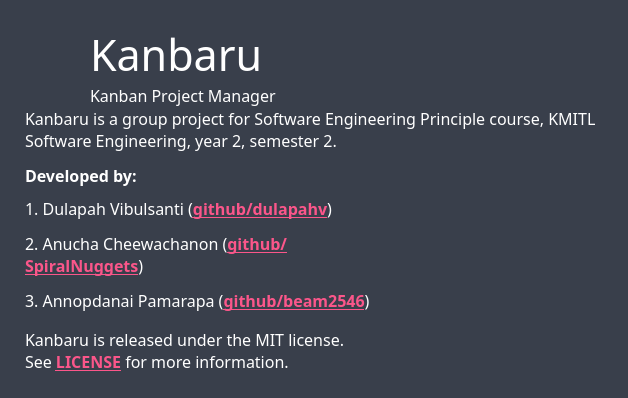
Old version of the form src/eisenban/ui/about.ui in the repository clockworksspheres/eisenban.
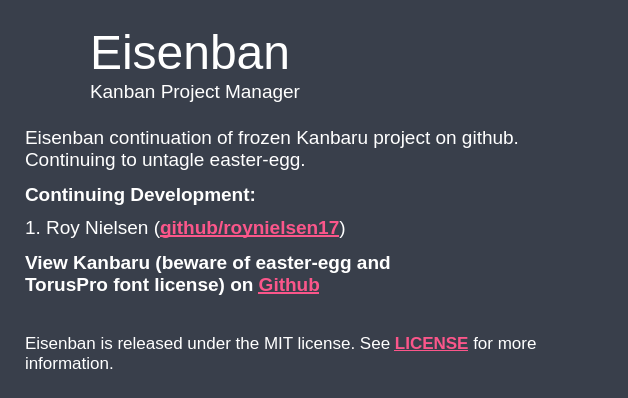
New version of the form. Icons and pictures are not drawn.

```diff
--- a/src/eisenban/ui/about.ui
+++ b/src/eisenban/ui/about.ui
@@ -85,15 +85,15 @@
          <widget class="QLabel" name="label_title">
           <property name="font">
            <font>
-            <family>Torus Pro</family>
-            <pointsize>32</pointsize>
+            <family>Arimo</family>
+            <pointsize>36</pointsize>
            </font>
           </property>
           <property name="styleSheet">
            <string notr="true">color: #ffffff</string>
           </property>
           <property name="text">
-           <string>Kanbaru</string>
+           <string>Eisenban</string>
           </property>
          </widget>
         </item>
@@ -101,8 +101,8 @@
          <widget class="QLabel" name="label_sub_title">
           <property name="font">
            <font>
-            <family>Torus Pro</family>
-            <pointsize>12</pointsize>
+            <family>Arimo</family>
+            <pointsize>14</pointsize>
            </font>
           </property>
           <property name="styleSheet">
@@ -137,15 +137,15 @@
      <widget class="QLabel" name="label_description">
       <property name="font">
        <font>
-        <family>Torus Pro</family>
-        <pointsize>12</pointsize>
+        <family>Arimo</family>
+        <pointsize>14</pointsize>
        </font>
       </property>
       <property name="styleSheet">
        <string notr="true">color: #ffffff</string>
       </property>
       <property name="text">
-       <string>&lt;html&gt;&lt;head/&gt;&lt;body&gt;&lt;p&gt;Kanbaru is a group project for Software Engineering Principle course, KMITL Software Engineering, year 2, semester 2.&lt;/p&gt;&lt;p&gt;&lt;span style=&quot; font-weight:700;&quot;&gt;Developed by:&lt;/span&gt;&lt;/p&gt;&lt;/body&gt;&lt;/html&gt;</string>
+       <string>&lt;html&gt;&lt;head/&gt;&lt;body&gt;&lt;p&gt;Eisenban continuation of frozen Kanbaru project on github. Continuing to untagle easter-egg.&lt;/p&gt;&lt;p&gt;&lt;span style=&quot; font-weight:700;&quot;&gt;Continuing Development:&lt;/span&gt;&lt;/p&gt;&lt;/body&gt;&lt;/html&gt;</string>
       </property>
       <property name="wordWrap">
        <bool>true</bool>
@@ -181,15 +181,15 @@
       </property>
       <property name="font">
        <font>
-        <family>Torus Pro</family>
-        <pointsize>12</pointsize>
+        <family>Arimo</family>
+        <pointsize>14</pointsize>
        </font>
       </property>
       <property name="styleSheet">
        <string notr="true">color: #ffffff</string>
       </property>
       <property name="text">
-       <string>&lt;html&gt;&lt;head/&gt;&lt;body&gt;&lt;p&gt;1. Dulapah Vibulsanti (&lt;a href=&quot;https://github.com/dulapahv&quot;&gt;&lt;span style=&quot; font-weight:700; text-decoration: underline; color:#fb568a;&quot;&gt;github/dulapahv&lt;/span&gt;&lt;/a&gt;)&lt;/p&gt;&lt;p&gt;2. Anucha Cheewachanon (&lt;a href=&quot;https://github.com/SpiralNuggets&quot;&gt;&lt;span style=&quot; font-weight:700; text-decoration: underline; color:#fb568a;&quot;&gt;github/SpiralNuggets&lt;/span&gt;&lt;/a&gt;)&lt;/p&gt;&lt;p&gt;3. Annopdanai Pamarapa (&lt;a href=&quot;https://github.com/beam2546&quot;&gt;&lt;span style=&quot; font-weight:700; text-decoration: underline; color:#fb568a;&quot;&gt;github/beam2546&lt;/span&gt;&lt;/a&gt;)&lt;/p&gt;&lt;p&gt;&lt;span style=&quot; font-weight:700;&quot;&gt;View Kanbaru on &lt;/span&gt;&lt;a href=&quot;https://github.com/dulapahv/Kanbaru&quot;&gt;&lt;span style=&quot; font-weight:700; text-decoration: underline; color:#fb568a;&quot;&gt;Github&lt;/span&gt;&lt;/a&gt;&lt;/p&gt;&lt;/body&gt;&lt;/html&gt;</string>
+       <string>&lt;html&gt;&lt;head/&gt;&lt;body&gt;&lt;p&gt;1. Roy Nielsen (&lt;a href=&quot;https://github.com/roynielsen17&quot;&gt;&lt;span style=&quot; font-weight:700; text-decoration: underline; color:#fb568a;&quot;&gt;github/roynielsen17&lt;/span&gt;&lt;/a&gt;)&lt;/p&gt;&lt;p&gt;&lt;span style=&quot; font-weight:700;&quot;&gt;View Kanbaru (beware of easter-egg and TorusPro font license) on &lt;/span&gt;&lt;a href=&quot;https://github.com/dulapahv/Kanbaru&quot;&gt;&lt;span style=&quot; font-weight:700; text-decoration: underline; color:#fb568a;&quot;&gt;Github&lt;/span&gt;&lt;/a&gt;&lt;/p&gt;&lt;/body&gt;&lt;/html&gt;</string>
       </property>
       <property name="wordWrap">
        <bool>true</bool>
@@ -216,6 +216,31 @@
      <layout class="QHBoxLayout" name="horizontalLayout_2">
       <item>
        <layout class="QVBoxLayout" name="verticalLayout_3">
+        <item>
+         <widget class="QLabel" name="label_logo_bottom">
+          <property name="sizePolicy">
+           <sizepolicy hsizetype="Fixed" vsizetype="Fixed">
+            <horstretch>0</horstretch>
+            <verstretch>0</verstretch>
+           </sizepolicy>
+          </property>
+          <property name="maximumSize">
+           <size>
+            <width>210</width>
+            <height>40</height>
+           </size>
+          </property>
+          <property name="text">
+           <string/>
+          </property>
+          <property name="pixmap">
+           <pixmap>:/img/resources/img/kanbaru.png</pixmap>
+          </property>
+          <property name="scaledContents">
+           <bool>true</bool>
+          </property>
+         </widget>
+        </item>
         <item>
          <spacer name="verticalSpacer_4">
           <property name="orientation">
@@ -233,15 +258,15 @@
          <widget class="QLabel" name="label_license">
           <property name="font">
            <font>
-            <family>Torus Pro</family>
-            <pointsize>12</pointsize>
+            <family>Arimo</family>
+            <pointsize>13</pointsize>
            </font>
           </property>
           <property name="styleSheet">
            <string notr="true">color: #ffffff</string>
           </property>
           <property name="text">
-           <string>&lt;html&gt;&lt;head/&gt;&lt;body&gt;&lt;p&gt;Kanbaru is released under the MIT license. See &lt;a href=&quot;https://github.com/dulapahv/Kanbaru/blob/main/LICENSE&quot;&gt;&lt;span style=&quot; font-weight:700; text-decoration: underline; color:#fb568a;&quot;&gt;LICENSE&lt;/span&gt;&lt;/a&gt; for more information.&lt;/p&gt;&lt;/body&gt;&lt;/html&gt;</string>
+           <string>&lt;html&gt;&lt;head/&gt;&lt;body&gt;&lt;p&gt;Eisenban is released under the MIT license. See &lt;a href=&quot;https://github.com/dulapahv/Kanbaru/blob/main/LICENSE&quot;&gt;&lt;span style=&quot; font-weight:700; text-decoration: underline; color:#fb568a;&quot;&gt;LICENSE&lt;/span&gt;&lt;/a&gt; for more information.&lt;/p&gt;&lt;/body&gt;&lt;/html&gt;</string>
           </property>
           <property name="wordWrap">
            <bool>true</bool>
@@ -269,31 +294,6 @@
         </property>
        </spacer>
       </item>
-      <item>
-       <widget class="QLabel" name="label_logo_bottom">
-        <property name="sizePolicy">
-         <sizepolicy hsizetype="Fixed" vsizetype="Fixed">
-          <horstretch>0</horstretch>
-          <verstretch>0</verstretch>
-         </sizepolicy>
-        </property>
-        <property name="maximumSize">
-         <size>
-          <width>210</width>
-          <height>40</height>
-         </size>
-        </property>
-        <property name="text">
-         <string/>
-        </property>
-        <property name="pixmap">
-         <pixmap resource="../resources.qrc">:/img/resources/img/kanbaru.png</pixmap>
-        </property>
-        <property name="scaledContents">
-         <bool>true</bool>
-        </property>
-       </widget>
-      </item>
      </layout>
     </item>
    </layout>
```
Left out of the diff: 6 changed lines with no effect on the pictures.
